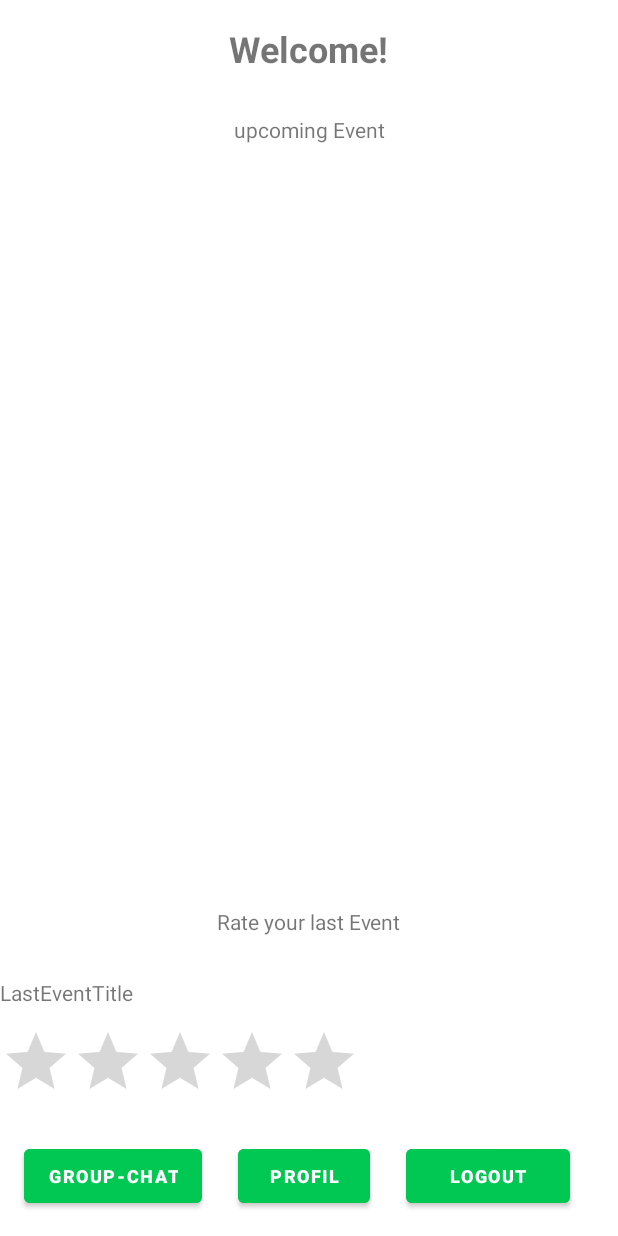
After one commit to StefanHausruckinger/BoardGamer, an Android app: the MainSiteActivity screen opened directly, with no data from a screen before it, on a phone screen of 412 x 824 dp. The commit adds this screen. Run offline under Robolectric (Android 15) with nearby library versions, the phone set to English and light mode, and no system bars; our stand-ins replace Firebase (no records; nobody signed in at launch, a user with empty details on screens opened directly).

Commit message:
Generate MainSiteActivity Generate GroupChatActivity Navigate implemented

```diff
--- a/app/src/main/AndroidManifest.xml
+++ b/app/src/main/AndroidManifest.xml
@@ -9,6 +9,12 @@
         android:roundIcon="@mipmap/ic_launcher_round"
         android:supportsRtl="true"
         android:theme="@style/Theme.BoardGamer">
+        <activity
+            android:name=".MainSiteActivity"
+            android:exported="false" />
+        <activity
+            android:name=".GroupChatActivity"
+            android:exported="false" />
         <activity
             android:name=".test"
             android:exported="false" />
--- a/app/src/main/java/com/iubh/boardgamer/MainActivity.java
+++ b/app/src/main/java/com/iubh/boardgamer/MainActivity.java
@@ -112,12 +112,12 @@ public class MainActivity extends AppCompatActivity implements View.OnClickListe
 
                         if(user.isEmailVerified()){
                             //redirect to user Profile
-                            startActivity(new Intent(MainActivity.this, ProfileActivity.class));
+                            startActivity(new Intent(MainActivity.this, MainSiteActivity.class));
                         }else {
                             user.sendEmailVerification();
                             Toast.makeText(MainActivity.this, "Check your email to verify your account!", Toast.LENGTH_SHORT).show();
                             progressBar.setVisibility(View.GONE);
-                            startActivity(new Intent(MainActivity.this, ProfileActivity.class)); //for testing
+                            startActivity(new Intent(MainActivity.this, MainSiteActivity.class)); //for testing
                         }
 
                     }else{
--- /dev/null
+++ b/app/src/main/java/com/iubh/boardgamer/MainSiteActivity.java
@@ -0,0 +1,59 @@
+package com.iubh.boardgamer;
+
+import androidx.appcompat.app.AppCompatActivity;
+
+import android.content.Intent;
+import android.os.Bundle;
+import android.view.View;
+import android.widget.Button;
+import android.widget.EditText;
+
+import com.google.firebase.auth.FirebaseAuth;
+import com.google.firebase.auth.FirebaseUser;
+import com.google.firebase.database.DatabaseReference;
+import com.iubh.boardgamer.Auth.ProfileActivity;
+import com.iubh.boardgamer.GroupChat.GroupChatActivity;
+
+public class MainSiteActivity extends AppCompatActivity {
+
+    private FirebaseUser user;
+    private DatabaseReference reference;
+    private String userID;
+
+    private Button toGroupChat;
+    private Button toProfil;
+    private Button logout;
+
+    @Override
+    protected void onCreate(Bundle savedInstanceState) {
+        super.onCreate(savedInstanceState);
+        setContentView(R.layout.activity_main_site);
+
+        toGroupChat = (Button) findViewById(R.id.toGroupChat);
+        toProfil = (Button) findViewById(R.id.toProfil);
+        logout = (Button) findViewById(R.id.signOut);
+
+
+        toGroupChat.setOnClickListener(new View.OnClickListener() {
+            @Override
+            public void onClick(View view) {
+                startActivity(new Intent(MainSiteActivity.this, GroupChatActivity.class));
+            }
+        });
+
+        toProfil.setOnClickListener(new View.OnClickListener() {
+            @Override
+            public void onClick(View view) {
+                startActivity(new Intent(MainSiteActivity.this, ProfileActivity.class));
+            }
+        });
+
+        logout.setOnClickListener(new View.OnClickListener() {
+            @Override
+            public void onClick(View view) {
+                FirebaseAuth.getInstance().signOut();
+                startActivity(new Intent(MainSiteActivity.this, MainActivity.class));
+            }
+        });
+    }
+}
--- /dev/null
+++ b/app/src/main/res/layout/activity_main_site.xml
@@ -0,0 +1,105 @@
+<?xml version="1.0" encoding="utf-8"?>
+<androidx.constraintlayout.widget.ConstraintLayout xmlns:android="http://schemas.android.com/apk/res/android"
+    xmlns:app="http://schemas.android.com/apk/res-auto"
+    xmlns:tools="http://schemas.android.com/tools"
+    android:layout_width="match_parent"
+    android:layout_height="match_parent"
+    tools:context=".MainSiteActivity">
+
+    <Button
+        android:id="@+id/toGroupChat"
+        android:layout_width="wrap_content"
+        android:layout_height="wrap_content"
+        android:layout_marginStart="16dp"
+        android:layout_marginBottom="16dp"
+        android:backgroundTint="#00C853"
+        android:text="Group-Chat"
+        android:textColor="#ffffff"
+        android:textSize="12sp"
+        android:textStyle="bold"
+        app:layout_constraintBottom_toBottomOf="parent"
+        app:layout_constraintStart_toStartOf="parent" />
+
+    <Button
+        android:id="@+id/toProfil"
+        android:layout_width="wrap_content"
+        android:layout_height="wrap_content"
+        android:layout_marginStart="24dp"
+        android:layout_marginBottom="16dp"
+        android:backgroundTint="#00C853"
+        android:text="Profil"
+        android:textColor="#ffffff"
+        android:textSize="12sp"
+        android:textStyle="bold"
+        app:layout_constraintBottom_toBottomOf="parent"
+        app:layout_constraintStart_toEndOf="@+id/toGroupChat" />
+
+    <Button
+        android:id="@+id/signOut"
+        android:layout_width="109dp"
+        android:layout_height="48dp"
+        android:layout_marginStart="24dp"
+        android:layout_marginBottom="16dp"
+        android:backgroundTint="#00C853"
+        android:text="Logout"
+        android:textColor="#ffffff"
+        android:textSize="12sp"
+        android:textStyle="bold"
+        app:layout_constraintBottom_toBottomOf="parent"
+        app:layout_constraintHorizontal_bias="0.938"
+        app:layout_constraintLeft_toLeftOf="parent"
+        app:layout_constraintRight_toRightOf="parent"
+        app:layout_constraintStart_toEndOf="@+id/toProfil"
+        app:layout_constraintVertical_bias="0.314" />
+
+    <TextView
+        android:id="@+id/Welcome"
+        android:layout_width="wrap_content"
+        android:layout_height="wrap_content"
+        android:layout_marginTop="16dp"
+        android:text="Welcome!"
+        android:textSize="24sp"
+        android:textStyle="bold"
+        app:layout_constraintEnd_toEndOf="parent"
+        app:layout_constraintStart_toStartOf="parent"
+        app:layout_constraintTop_toTopOf="parent" />
+
+    <RatingBar
+        android:id="@+id/ratingBar"
+        android:layout_width="242dp"
+        android:layout_height="64dp"
+        android:layout_marginBottom="12dp"
+        app:layout_constraintBottom_toTopOf="@+id/toProfil"
+        tools:layout_editor_absoluteX="84dp" />
+
+    <TextView
+        android:id="@+id/LastEvent"
+        android:layout_width="wrap_content"
+        android:layout_height="wrap_content"
+        android:layout_marginBottom="60dp"
+        android:text="Rate your last Event"
+        app:layout_constraintBottom_toTopOf="@+id/ratingBar"
+        app:layout_constraintEnd_toEndOf="parent"
+        app:layout_constraintStart_toStartOf="parent" />
+
+    <TextView
+        android:id="@+id/LatestEvent"
+        android:layout_width="wrap_content"
+        android:layout_height="wrap_content"
+        android:layout_marginTop="28dp"
+        android:text="upcoming Event"
+        app:layout_constraintEnd_toEndOf="parent"
+        app:layout_constraintStart_toStartOf="parent"
+        app:layout_constraintTop_toBottomOf="@+id/Welcome" />
+
+    <TextView
+        android:id="@+id/LastEventTitle"
+        android:layout_width="wrap_content"
+        android:layout_height="wrap_content"
+        android:layout_marginTop="28dp"
+        android:text="LastEventTitle"
+        app:layout_constraintBottom_toTopOf="@+id/ratingBar"
+        app:layout_constraintTop_toBottomOf="@+id/LastEvent"
+        app:layout_constraintVertical_bias="0.0"
+        tools:layout_editor_absoluteX="161dp" />
+</androidx.constraintlayout.widget.ConstraintLayout>
```
Also changed, not shown: app/src/main/java/com/iubh/boardgamer/GroupChat/GroupChatActivity.java (added, +16 -0 lines), app/src/main/res/layout/activity_group_chat.xml (added, +43 -0 lines).
